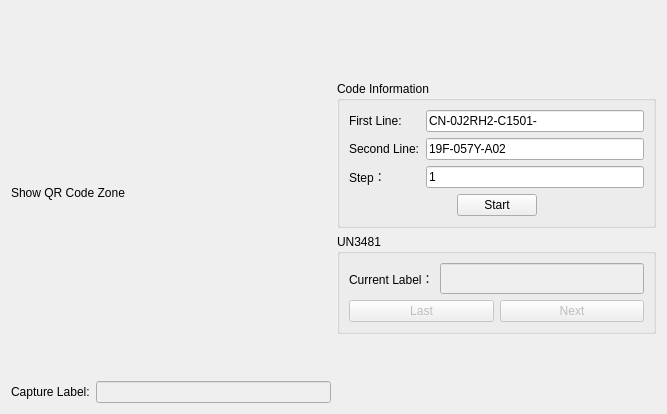
Before: the Qt Designer form label_ui.ui in jerry-wrong/PPID, drawn with Qt 5.
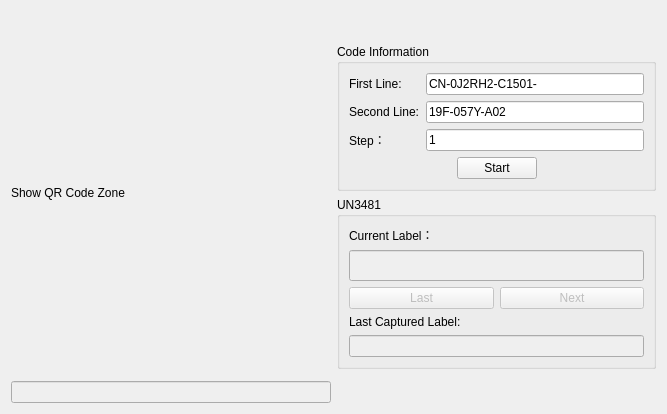
After: the same form once the commit is applied.

```diff
--- a/label_ui.ui
+++ b/label_ui.ui
@@ -13,36 +13,7 @@
   <property name="windowTitle">
    <string>Form</string>
   </property>
-  <layout class="QGridLayout" name="gridLayout" columnminimumwidth="6,4">
-   <item row="0" column="0">
-    <layout class="QVBoxLayout" name="verticalLayout" stretch="8,2">
-     <item>
-      <widget class="QLabel" name="labelQr">
-       <property name="text">
-        <string>Show QR Code Zone</string>
-       </property>
-      </widget>
-     </item>
-     <item>
-      <layout class="QHBoxLayout" name="horizontalLayout_3">
-       <item>
-        <widget class="QLabel" name="label_5">
-         <property name="text">
-          <string>Capture Label:</string>
-         </property>
-        </widget>
-       </item>
-       <item>
-        <widget class="QLineEdit" name="lineEditCaptureLabel">
-         <property name="enabled">
-          <bool>false</bool>
-         </property>
-        </widget>
-       </item>
-      </layout>
-     </item>
-    </layout>
-   </item>
+  <layout class="QGridLayout" name="gridLayout">
    <item row="0" column="1">
     <layout class="QVBoxLayout" name="verticalLayout_3">
      <item>
@@ -182,15 +153,15 @@
        </property>
        <layout class="QVBoxLayout" name="verticalLayout_5">
         <item>
-         <layout class="QFormLayout" name="formLayout_2">
-          <item row="0" column="0">
+         <layout class="QVBoxLayout" name="verticalLayout_4">
+          <item>
            <widget class="QLabel" name="label_2">
             <property name="text">
              <string>Current Label：</string>
             </property>
            </widget>
           </item>
-          <item row="0" column="1">
+          <item>
            <widget class="QLineEdit" name="lineEditCurrentLabel">
             <property name="enabled">
              <bool>false</bool>
@@ -234,6 +205,24 @@
           </item>
          </layout>
         </item>
+        <item>
+         <layout class="QVBoxLayout" name="verticalLayout_7">
+          <item>
+           <widget class="QLabel" name="label_6">
+            <property name="text">
+             <string>Last Captured Label:</string>
+            </property>
+           </widget>
+          </item>
+          <item>
+           <widget class="QLineEdit" name="lineEditLastCapture">
+            <property name="enabled">
+             <bool>false</bool>
+            </property>
+           </widget>
+          </item>
+         </layout>
+        </item>
        </layout>
       </widget>
      </item>
@@ -256,6 +245,28 @@
      </item>
     </layout>
    </item>
+   <item row="0" column="0">
+    <layout class="QVBoxLayout" name="verticalLayout" stretch="8,2">
+     <item>
+      <widget class="QLabel" name="labelQr">
+       <property name="text">
+        <string>Show QR Code Zone</string>
+       </property>
+      </widget>
+     </item>
+     <item>
+      <layout class="QHBoxLayout" name="horizontalLayout_3">
+       <item>
+        <widget class="QLineEdit" name="lineEditCaptureLabel">
+         <property name="enabled">
+          <bool>false</bool>
+         </property>
+        </widget>
+       </item>
+      </layout>
+     </item>
+    </layout>
+   </item>
   </layout>
  </widget>
  <resources/>
```
